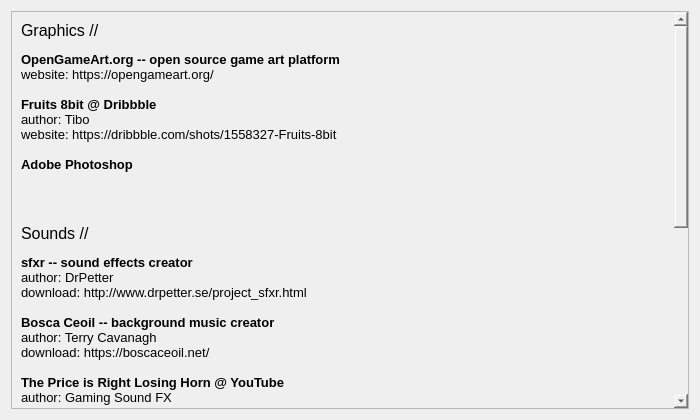
54D/PacSnake, file credits/credits_view.ui: the form before one commit.
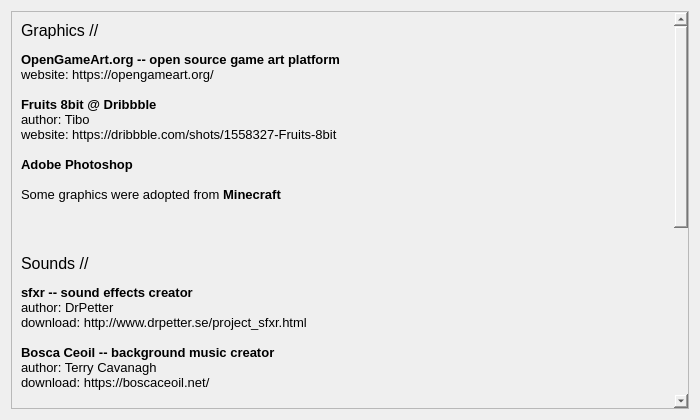
The form after the commit.

Patch:
```diff
--- a/credits/credits_view.ui
+++ b/credits/credits_view.ui
@@ -32,7 +32,7 @@
       <property name="geometry">
        <rect>
         <x>0</x>
-        <y>-12</y>
+        <y>0</y>
         <width>666</width>
         <height>718</height>
        </rect>
@@ -58,7 +58,7 @@
           </font>
          </property>
          <property name="text">
-          <string>&lt;html&gt;&lt;head/&gt;&lt;body&gt;&lt;p&gt;&lt;span style=&quot; font-size:12pt;&quot;&gt;Graphics //&lt;/span&gt;&lt;/p&gt;&lt;p&gt;&lt;span style=&quot; font-size:10pt; font-weight:600;&quot;&gt;OpenGameArt.org -- open source game art platform&lt;br/&gt;&lt;/span&gt;&lt;span style=&quot; font-size:10pt;&quot;&gt;website: https://opengameart.org/&lt;br/&gt;&lt;br/&gt;&lt;/span&gt;&lt;span style=&quot; font-size:10pt; font-weight:600;&quot;&gt;Fruits 8bit @ Dribbble&lt;/span&gt;&lt;span style=&quot; font-size:10pt;&quot;&gt;&lt;br/&gt;author: Tibo&lt;br/&gt;website: https://dribbble.com/shots/1558327-Fruits-8bit&lt;br/&gt;&lt;br/&gt;&lt;/span&gt;&lt;span style=&quot; font-size:10pt; font-weight:600;&quot;&gt;Adobe Photoshop&lt;/span&gt;&lt;/p&gt;&lt;p&gt;&lt;br/&gt;&lt;/p&gt;&lt;p&gt;&lt;span style=&quot; font-size:12pt;&quot;&gt;Sounds //&lt;/span&gt;&lt;/p&gt;&lt;p&gt;&lt;span style=&quot; font-size:10pt; font-weight:600;&quot;&gt;sfxr -- sound effects creator&lt;br/&gt;&lt;/span&gt;&lt;span style=&quot; font-size:10pt;&quot;&gt;author: DrPetter&lt;br/&gt;download: http://www.drpetter.se/project_sfxr.html&lt;br/&gt;&lt;br/&gt;&lt;/span&gt;&lt;span style=&quot; font-size:10pt; font-weight:600;&quot;&gt;Bosca Ceoil -- background music creator&lt;br/&gt;&lt;/span&gt;&lt;span style=&quot; font-size:10pt;&quot;&gt;author: Terry Cavanagh&lt;br/&gt;download: https://boscaceoil.net/&lt;br/&gt;&lt;br/&gt;&lt;/span&gt;&lt;span style=&quot; font-size:10pt; font-weight:600;&quot;&gt;The Price is Right Losing Horn @ YouTube&lt;/span&gt;&lt;span style=&quot; font-size:10pt;&quot;&gt;&lt;br/&gt;author: Gaming Sound FX&lt;/span&gt;&lt;/p&gt;&lt;p&gt;&lt;br/&gt;&lt;/p&gt;&lt;p&gt;&lt;span style=&quot; font-size:12pt;&quot;&gt;Special Thanks //&lt;/span&gt;&lt;/p&gt;&lt;p&gt;&lt;span style=&quot; font-size:10pt;&quot;&gt;Desmond!!&lt;/span&gt;&lt;/p&gt;&lt;hr/&gt;&lt;p&gt;&lt;span style=&quot; font-size:10pt;&quot;&gt;PacSnake (c) 2020. All rights reserved.&lt;/span&gt;&lt;/p&gt;&lt;/body&gt;&lt;/html&gt;</string>
+          <string>&lt;html&gt;&lt;head/&gt;&lt;body&gt;&lt;p&gt;&lt;span style=&quot; font-size:12pt;&quot;&gt;Graphics //&lt;/span&gt;&lt;/p&gt;&lt;p&gt;&lt;span style=&quot; font-size:10pt; font-weight:600;&quot;&gt;OpenGameArt.org -- open source game art platform&lt;br/&gt;&lt;/span&gt;&lt;span style=&quot; font-size:10pt;&quot;&gt;website: https://opengameart.org/&lt;br/&gt;&lt;br/&gt;&lt;/span&gt;&lt;span style=&quot; font-size:10pt; font-weight:600;&quot;&gt;Fruits 8bit @ Dribbble&lt;/span&gt;&lt;span style=&quot; font-size:10pt;&quot;&gt;&lt;br/&gt;author: Tibo&lt;br/&gt;website: https://dribbble.com/shots/1558327-Fruits-8bit&lt;br/&gt;&lt;br/&gt;&lt;/span&gt;&lt;span style=&quot; font-size:10pt; font-weight:600;&quot;&gt;Adobe Photoshop&lt;br/&gt;&lt;br/&gt;&lt;/span&gt;&lt;span style=&quot; font-size:10pt;&quot;&gt;Some graphics were adopted from &lt;/span&gt;&lt;span style=&quot; font-size:10pt; font-weight:600;&quot;&gt;Minecraft&lt;/span&gt;&lt;/p&gt;&lt;p&gt;&lt;br/&gt;&lt;/p&gt;&lt;p&gt;&lt;span style=&quot; font-size:12pt;&quot;&gt;Sounds //&lt;/span&gt;&lt;/p&gt;&lt;p&gt;&lt;span style=&quot; font-size:10pt; font-weight:600;&quot;&gt;sfxr -- sound effects creator&lt;br/&gt;&lt;/span&gt;&lt;span style=&quot; font-size:10pt;&quot;&gt;author: DrPetter&lt;br/&gt;download: http://www.drpetter.se/project_sfxr.html&lt;br/&gt;&lt;br/&gt;&lt;/span&gt;&lt;span style=&quot; font-size:10pt; font-weight:600;&quot;&gt;Bosca Ceoil -- background music creator&lt;br/&gt;&lt;/span&gt;&lt;span style=&quot; font-size:10pt;&quot;&gt;author: Terry Cavanagh&lt;br/&gt;download: https://boscaceoil.net/&lt;br/&gt;&lt;br/&gt;&lt;/span&gt;&lt;span style=&quot; font-size:10pt; font-weight:600;&quot;&gt;The Price is Right Losing Horn @ YouTube&lt;/span&gt;&lt;span style=&quot; font-size:10pt;&quot;&gt;&lt;br/&gt;author: Gaming Sound FX&lt;/span&gt;&lt;/p&gt;&lt;p&gt;&lt;br/&gt;&lt;/p&gt;&lt;p&gt;&lt;span style=&quot; font-size:12pt;&quot;&gt;Special Thanks //&lt;/span&gt;&lt;/p&gt;&lt;p&gt;&lt;span style=&quot; font-size:10pt;&quot;&gt;Desmond!!&lt;/span&gt;&lt;/p&gt;&lt;hr/&gt;&lt;p&gt;&lt;span style=&quot; font-size:10pt;&quot;&gt;PacSnake (c) 2020. All rights reserved.&lt;/span&gt;&lt;/p&gt;&lt;/body&gt;&lt;/html&gt;</string>
          </property>
          <property name="alignment">
           <set>Qt::AlignLeading|Qt::AlignLeft|Qt::AlignTop</set>
```
